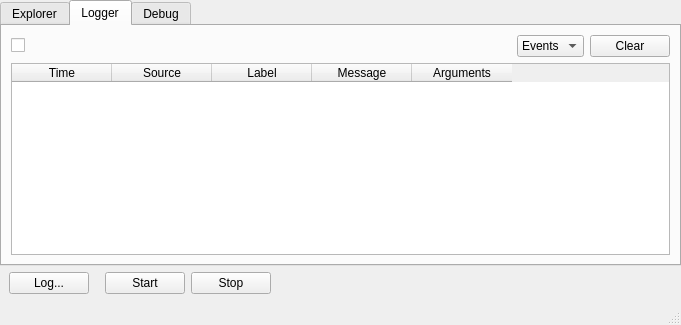
This is gui/qkexplorerwidget.ui in QkThings/qkdaemon_old as Qt 5 draws it before an edit. The edited form follows.
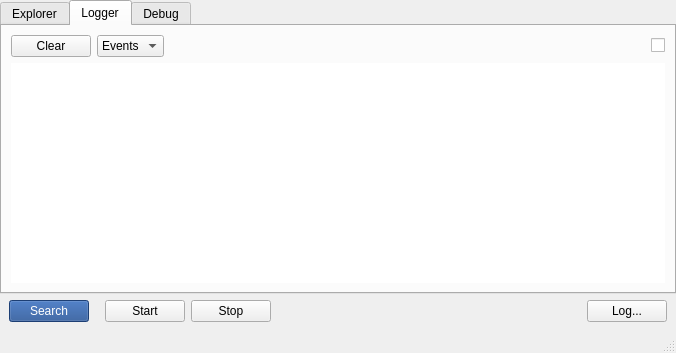
This is the edited form. The open tabs and pages were chosen to show the change. Icons and pictures are not drawn. Custom widgets are drawn as their Qt base class.

```diff
--- a/gui/qkexplorerwidget.ui
+++ b/gui/qkexplorerwidget.ui
@@ -6,8 +6,8 @@
    <rect>
     <x>0</x>
     <y>0</y>
-    <width>681</width>
-    <height>325</height>
+    <width>676</width>
+    <height>353</height>
    </rect>
   </property>
   <property name="windowTitle">
@@ -68,13 +68,6 @@
           </item>
           <item>
            <layout class="QVBoxLayout" name="verticalLayout_5">
-            <item>
-             <widget class="QPushButton" name="search_button">
-              <property name="text">
-               <string>Search</string>
-              </property>
-             </widget>
-            </item>
             <item>
              <widget class="QListWidget" name="explorerList">
               <property name="sizePolicy">
@@ -210,25 +203,12 @@
         <item>
          <layout class="QHBoxLayout" name="horizontalLayout_5">
           <item>
-           <widget class="QCheckBox" name="check_enableLogger">
+           <widget class="QPushButton" name="button_clearLogger">
             <property name="text">
-             <string/>
+             <string>Clear</string>
             </property>
            </widget>
           </item>
-          <item>
-           <spacer name="horizontalSpacer_6">
-            <property name="orientation">
-             <enum>Qt::Horizontal</enum>
-            </property>
-            <property name="sizeHint" stdset="0">
-             <size>
-              <width>40</width>
-              <height>20</height>
-             </size>
-            </property>
-           </spacer>
-          </item>
           <item>
            <widget class="QComboBox" name="comboBox">
             <item>
@@ -239,9 +219,38 @@
            </widget>
           </item>
           <item>
-           <widget class="QPushButton" name="button_clearLogger">
+           <spacer name="horizontalSpacer_6">
+            <property name="orientation">
+             <enum>Qt::Horizontal</enum>
+            </property>
+            <property name="sizeHint" stdset="0">
+             <size>
+              <width>40</width>
+              <height>20</height>
+             </size>
+            </property>
+           </spacer>
+          </item>
+          <item>
+           <widget class="QLabel" name="label_loggerEnabled">
             <property name="text">
-             <string>Clear</string>
+             <string/>
+            </property>
+            <property name="pixmap">
+             <pixmap resource="../resources/icons/icons.qrc">:/icons/off_16.png</pixmap>
+            </property>
+            <property name="alignment">
+             <set>Qt::AlignCenter</set>
+            </property>
+           </widget>
+          </item>
+          <item>
+           <widget class="QCheckBox" name="check_enableLogger">
+            <property name="layoutDirection">
+             <enum>Qt::RightToLeft</enum>
+            </property>
+            <property name="text">
+             <string/>
             </property>
            </widget>
           </item>
@@ -267,53 +276,26 @@
              <number>0</number>
             </property>
             <item>
-             <widget class="pTableWidget" name="logEventTable">
-              <property name="editTriggers">
-               <set>QAbstractItemView::EditKeyPressed</set>
+             <widget class="pTableWidget" name="eventTable">
+              <property name="frameShape">
+               <enum>QFrame::NoFrame</enum>
               </property>
               <property name="horizontalScrollMode">
                <enum>QAbstractItemView::ScrollPerPixel</enum>
               </property>
-              <property name="gridStyle">
-               <enum>Qt::NoPen</enum>
+              <property name="selectionBehavior">
+               <enum>QAbstractItemView::SelectRows</enum>
               </property>
               <property name="columnCount">
-               <number>5</number>
+               <number>1</number>
               </property>
-              <attribute name="horizontalHeaderStretchLastSection">
+              <attribute name="horizontalHeaderVisible">
                <bool>false</bool>
               </attribute>
-              <attribute name="verticalHeaderDefaultSectionSize">
-               <number>16</number>
+              <attribute name="horizontalHeaderStretchLastSection">
+               <bool>true</bool>
               </attribute>
-              <attribute name="verticalHeaderMinimumSectionSize">
-               <number>16</number>
-              </attribute>
-              <column>
-               <property name="text">
-                <string>Time</string>
-               </property>
-              </column>
-              <column>
-               <property name="text">
-                <string>Source</string>
-               </property>
-              </column>
-              <column>
-               <property name="text">
-                <string>Label</string>
-               </property>
-              </column>
-              <column>
-               <property name="text">
-                <string>Message</string>
-               </property>
-              </column>
-              <column>
-               <property name="text">
-                <string>Arguments</string>
-               </property>
-              </column>
+              <column/>
              </widget>
             </item>
            </layout>
@@ -442,9 +424,427 @@
        <number>9</number>
       </property>
       <item>
-       <widget class="QPushButton" name="log_button">
+       <widget class="QPushButton" name="search_button">
+        <property name="palette">
+         <palette>
+          <active>
+           <colorrole role="WindowText">
+            <brush brushstyle="SolidPattern">
+             <color alpha="255">
+              <red>0</red>
+              <green>0</green>
+              <blue>0</blue>
+             </color>
+            </brush>
+           </colorrole>
+           <colorrole role="Button">
+            <brush brushstyle="SolidPattern">
+             <color alpha="255">
+              <red>31</red>
+              <green>76</green>
+              <blue>144</blue>
+             </color>
+            </brush>
+           </colorrole>
+           <colorrole role="Light">
+            <brush brushstyle="SolidPattern">
+             <color alpha="255">
+              <red>61</red>
+              <green>132</green>
+              <blue>245</blue>
+             </color>
+            </brush>
+           </colorrole>
+           <colorrole role="Midlight">
+            <brush brushstyle="SolidPattern">
+             <color alpha="255">
+              <red>51</red>
+              <green>110</green>
+              <blue>204</blue>
+             </color>
+            </brush>
+           </colorrole>
+           <colorrole role="Dark">
+            <brush brushstyle="SolidPattern">
+             <color alpha="255">
+              <red>230</red>
+              <green>230</green>
+              <blue>230</blue>
+             </color>
+            </brush>
+           </colorrole>
+           <colorrole role="Mid">
+            <brush brushstyle="SolidPattern">
+             <color alpha="255">
+              <red>27</red>
+              <green>58</green>
+              <blue>109</blue>
+             </color>
+            </brush>
+           </colorrole>
+           <colorrole role="Text">
+            <brush brushstyle="SolidPattern">
+             <color alpha="255">
+              <red>255</red>
+              <green>255</green>
+              <blue>255</blue>
+             </color>
+            </brush>
+           </colorrole>
+           <colorrole role="BrightText">
+            <brush brushstyle="SolidPattern">
+             <color alpha="255">
+              <red>255</red>
+              <green>255</green>
+              <blue>255</blue>
+             </color>
+            </brush>
+           </colorrole>
+           <colorrole role="ButtonText">
+            <brush brushstyle="SolidPattern">
+             <color alpha="255">
+              <red>255</red>
+              <green>255</green>
+              <blue>255</blue>
+             </color>
+            </brush>
+           </colorrole>
+           <colorrole role="Base">
+            <brush brushstyle="SolidPattern">
+             <color alpha="255">
+              <red>255</red>
+              <green>255</green>
+              <blue>255</blue>
+             </color>
+            </brush>
+           </colorrole>
+           <colorrole role="Window">
+            <brush brushstyle="SolidPattern">
+             <color alpha="255">
+              <red>41</red>
+              <green>88</green>
+              <blue>163</blue>
+             </color>
+            </brush>
+           </colorrole>
+           <colorrole role="Shadow">
+            <brush brushstyle="SolidPattern">
+             <color alpha="255">
+              <red>0</red>
+              <green>0</green>
+              <blue>0</blue>
+             </color>
+            </brush>
+           </colorrole>
+           <colorrole role="AlternateBase">
+            <brush brushstyle="SolidPattern">
+             <color alpha="255">
+              <red>148</red>
+              <green>171</green>
+              <blue>209</blue>
+             </color>
+            </brush>
+           </colorrole>
+           <colorrole role="ToolTipBase">
+            <brush brushstyle="SolidPattern">
+             <color alpha="255">
+              <red>255</red>
+              <green>255</green>
+              <blue>220</blue>
+             </color>
+            </brush>
+           </colorrole>
+           <colorrole role="ToolTipText">
+            <brush brushstyle="SolidPattern">
+             <color alpha="255">
+              <red>0</red>
+              <green>0</green>
+              <blue>0</blue>
+             </color>
+            </brush>
+           </colorrole>
+          </active>
+          <inactive>
+           <colorrole role="WindowText">
+            <brush brushstyle="SolidPattern">
+             <color alpha="255">
+              <red>0</red>
+              <green>0</green>
+              <blue>0</blue>
+             </color>
+            </brush>
+           </colorrole>
+           <colorrole role="Button">
+            <brush brushstyle="SolidPattern">
+             <color alpha="255">
+              <red>31</red>
+              <green>76</green>
+              <blue>144</blue>
+             </color>
+            </brush>
+           </colorrole>
+           <colorrole role="Light">
+            <brush brushstyle="SolidPattern">
+             <color alpha="255">
+              <red>61</red>
+              <green>132</green>
+              <blue>245</blue>
+             </color>
+            </brush>
+           </colorrole>
+           <colorrole role="Midlight">
+            <brush brushstyle="SolidPattern">
+             <color alpha="255">
+              <red>51</red>
+              <green>110</green>
+              <blue>204</blue>
+             </color>
+            </brush>
+           </colorrole>
+           <colorrole role="Dark">
+            <brush brushstyle="SolidPattern">
+             <color alpha="255">
+              <red>230</red>
+              <green>230</green>
+              <blue>230</blue>
+             </color>
+            </brush>
+           </colorrole>
+           <colorrole role="Mid">
+            <brush brushstyle="SolidPattern">
+             <color alpha="255">
+              <red>27</red>
+              <green>58</green>
+              <blue>109</blue>
+             </color>
+            </brush>
+           </colorrole>
+           <colorrole role="Text">
+            <brush brushstyle="SolidPattern">
+             <color alpha="255">
+              <red>255</red>
+              <green>255</green>
+              <blue>255</blue>
+             </color>
+            </brush>
+           </colorrole>
+           <colorrole role="BrightText">
+            <brush brushstyle="SolidPattern">
+             <color alpha="255">
+              <red>255</red>
+              <green>255</green>
+              <blue>255</blue>
+             </color>
+            </brush>
+           </colorrole>
+           <colorrole role="ButtonText">
+            <brush brushstyle="SolidPattern">
+             <color alpha="255">
+              <red>255</red>
+              <green>255</green>
+              <blue>255</blue>
+             </color>
+            </brush>
+           </colorrole>
+           <colorrole role="Base">
+            <brush brushstyle="SolidPattern">
+             <color alpha="255">
+              <red>255</red>
+              <green>255</green>
+              <blue>255</blue>
+             </color>
+            </brush>
+           </colorrole>
+           <colorrole role="Window">
+            <brush brushstyle="SolidPattern">
+             <color alpha="255">
+              <red>41</red>
+              <green>88</green>
+              <blue>163</blue>
+             </color>
+            </brush>
+           </colorrole>
+           <colorrole role="Shadow">
+            <brush brushstyle="SolidPattern">
+             <color alpha="255">
+              <red>0</red>
+              <green>0</green>
+              <blue>0</blue>
+             </color>
+            </brush>
+           </colorrole>
+           <colorrole role="AlternateBase">
+            <brush brushstyle="SolidPattern">
+             <color alpha="255">
+              <red>148</red>
+              <green>171</green>
+              <blue>209</blue>
+             </color>
+            </brush>
+           </colorrole>
+           <colorrole role="ToolTipBase">
+            <brush brushstyle="SolidPattern">
+             <color alpha="255">
+              <red>255</red>
+              <green>255</green>
+              <blue>220</blue>
+             </color>
+            </brush>
+           </colorrole>
+           <colorrole role="ToolTipText">
+            <brush brushstyle="SolidPattern">
+             <color alpha="255">
+              <red>0</red>
+              <green>0</green>
+              <blue>0</blue>
+             </color>
+            </brush>
+           </colorrole>
+          </inactive>
+          <disabled>
+           <colorrole role="WindowText">
+            <brush brushstyle="SolidPattern">
+             <color alpha="255">
+              <red>230</red>
+              <green>230</green>
+              <blue>230</blue>
+             </color>
+            </brush>
+           </colorrole>
+           <colorrole role="Button">
+            <brush brushstyle="SolidPattern">
+             <color alpha="255">
+              <red>31</red>
+              <green>76</green>
+              <blue>144</blue>
+             </color>
+            </brush>
+           </colorrole>
+           <colorrole role="Light">
+            <brush brushstyle="SolidPattern">
+             <color alpha="255">
+              <red>61</red>
+              <green>132</green>
+              <blue>245</blue>
+             </color>
+            </brush>
+           </colorrole>
+           <colorrole role="Midlight">
+            <brush brushstyle="SolidPattern">
+             <color alpha="255">
+              <red>51</red>
+              <green>110</green>
+              <blue>204</blue>
+             </color>
+            </brush>
+           </colorrole>
+           <colorrole role="Dark">
+            <brush brushstyle="SolidPattern">
+             <color alpha="255">
+              <red>230</red>
+              <green>230</green>
+              <blue>230</blue>
+             </color>
+            </brush>
+           </colorrole>
+           <colorrole role="Mid">
+            <brush brushstyle="SolidPattern">
+             <color alpha="255">
+              <red>27</red>
+              <green>58</green>
+              <blue>109</blue>
+             </color>
+            </brush>
+           </colorrole>
+           <colorrole role="Text">
+            <brush brushstyle="SolidPattern">
+             <color alpha="255">
+              <red>230</red>
+              <green>230</green>
+              <blue>230</blue>
+             </color>
+            </brush>
+           </colorrole>
+           <colorrole role="BrightText">
+            <brush brushstyle="SolidPattern">
+             <color alpha="255">
+              <red>255</red>
+              <green>255</green>
+              <blue>255</blue>
+             </color>
+            </brush>
+           </colorrole>
+           <colorrole role="ButtonText">
+            <brush brushstyle="SolidPattern">
+             <color alpha="255">
+              <red>230</red>
+              <green>230</green>
+              <blue>230</blue>
+             </color>
+            </brush>
+           </colorrole>
+           <colorrole role="Base">
+            <brush brushstyle="SolidPattern">
+             <color alpha="255">
+              <red>41</red>
+              <green>88</green>
+              <blue>163</blue>
+             </color>
+            </brush>
+           </colorrole>
+           <colorrole role="Window">
+            <brush brushstyle="SolidPattern">
+             <color alpha="255">
+              <red>41</red>
+              <green>88</green>
+              <blue>163</blue>
+             </color>
+            </brush>
+           </colorrole>
+           <colorrole role="Shadow">
+            <brush brushstyle="SolidPattern">
+             <color alpha="255">
+              <red>0</red>
+              <green>0</green>
+              <blue>0</blue>
+             </color>
+            </brush>
+           </colorrole>
+           <colorrole role="AlternateBase">
+            <brush brushstyle="SolidPattern">
+             <color alpha="255">
+              <red>41</red>
+              <green>88</green>
+              <blue>163</blue>
+             </color>
+            </brush>
+           </colorrole>
+           <colorrole role="ToolTipBase">
+            <brush brushstyle="SolidPattern">
+             <color alpha="255">
+              <red>255</red>
+              <green>255</green>
+              <blue>220</blue>
+             </color>
+            </brush>
+           </colorrole>
+           <colorrole role="ToolTipText">
+            <brush brushstyle="SolidPattern">
+             <color alpha="255">
+              <red>0</red>
+              <green>0</green>
+              <blue>0</blue>
+             </color>
+            </brush>
+           </colorrole>
+          </disabled>
+         </palette>
+        </property>
+        <property name="styleSheet">
+         <string notr="true"/>
+        </property>
         <property name="text">
-         <string>Log...</string>
+         <string>Search</string>
         </property>
        </widget>
       </item>
@@ -491,6 +891,13 @@
         </property>
        </spacer>
       </item>
+      <item>
+       <widget class="QPushButton" name="log_button">
+        <property name="text">
+         <string>Log...</string>
+        </property>
+       </widget>
+      </item>
      </layout>
     </item>
    </layout>
```
Left out of the diff: 77 changed lines with no effect on the pictures.
